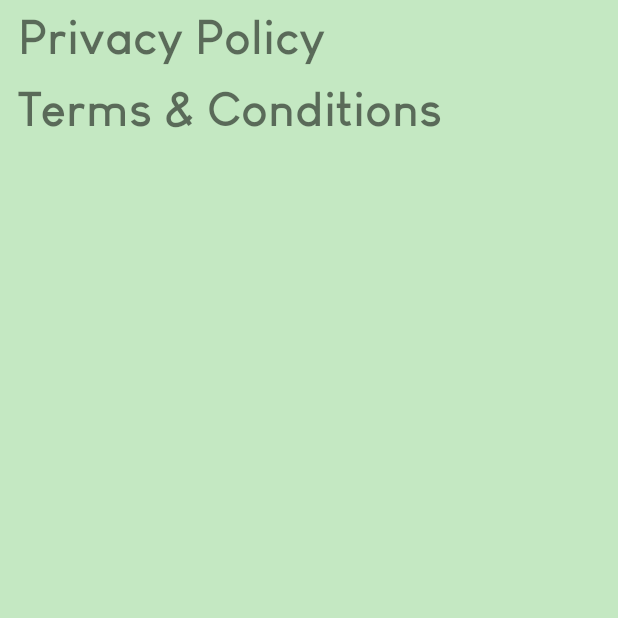
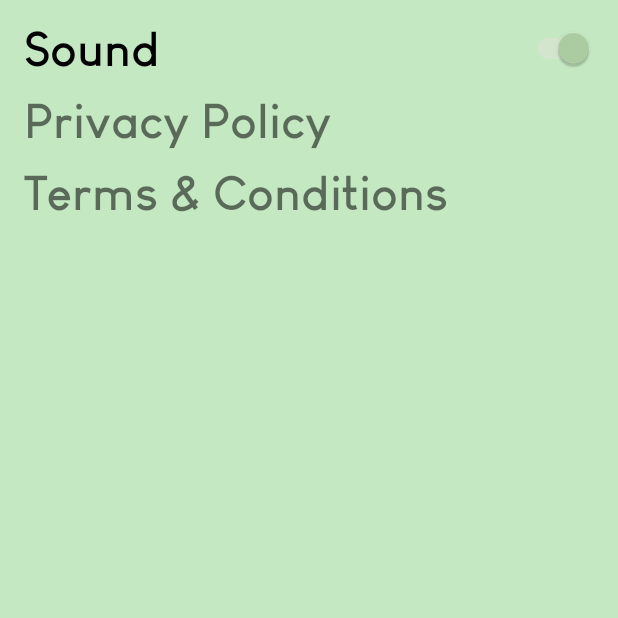
Before and after one commit to EduardDumitrescul/Focus, an Android app: the screen it shows after launch (SettingsActivity), after a tap on "settings button", on a phone screen of 412 x 824 dp, the top half of it. Run offline under Robolectric (Android 15) with nearby library versions, the phone set to English and light mode, and no system bars; our stand-ins replace Dagger/Hilt's generated code, data binding; 2 statements that could not run were skipped.

Commit message:
added sound switch merged modules

```diff
--- a/app/src/main/java/com/example/focustycoon/SoundService.kt
+++ b/app/src/main/java/com/example/focustycoon/SoundService.kt
@@ -2,11 +2,11 @@ package com.example.focustycoon
 
 import android.content.Context
 import android.media.MediaPlayer
+import com.example.focustycoon.settings.GlobalSettings
 import javax.inject.Inject
 
-class SoundService @Inject constructor(private val context: Context){
+class SoundService @Inject constructor(private val context: Context, private val globalSettings: GlobalSettings){
     private var mediaPlayer: MediaPlayer? = null
-
     private var activityRunning: Boolean = true
 
     fun setActivityStopped() {
@@ -18,7 +18,7 @@ class SoundService @Inject constructor(private val context: Context){
     }
 
     fun playTimerTick1() {
-        if(!activityRunning) {
+        if(!activityRunning || !globalSettings.soundEnabled) {
              return
         }
         mediaPlayer = MediaPlayer.create(context, R.raw.beep1)
@@ -26,7 +26,7 @@ class SoundService @Inject constructor(private val context: Context){
     }
 
     fun playTimerTick2() {
-        if(!activityRunning) {
+        if(!activityRunning || !globalSettings.soundEnabled) {
             return
         }
         mediaPlayer = MediaPlayer.create(context, R.raw.beep2)
@@ -34,7 +34,7 @@ class SoundService @Inject constructor(private val context: Context){
     }
 
     fun playSuccessSound() {
-        if(!activityRunning) {
+        if(!activityRunning || !globalSettings.soundEnabled) {
             return
         }
         mediaPlayer = MediaPlayer.create(context, R.raw.finish_success)
--- a/app/src/main/java/com/example/focustycoon/dagger/AppComponent.kt
+++ b/app/src/main/java/com/example/focustycoon/dagger/AppComponent.kt
@@ -4,12 +4,13 @@ import android.app.Application
 import com.example.focustycoon.focus.FocusFragment
 import com.example.focustycoon.MainActivity
 import com.example.focustycoon.focus.upgrade.UpgradeDialogFragment
+import com.example.focustycoon.settings.SettingsActivity
 import dagger.BindsInstance
 import dagger.Component
 import javax.inject.Singleton
 
 @Singleton
-@Component(modules = [AppModule::class, StorageModule::class])
+@Component(modules = [AppModule::class])
 interface AppComponent {
     @Component.Factory
     interface Factory {
@@ -18,4 +19,5 @@ interface AppComponent {
     fun inject(activity: MainActivity)
     fun inject(fragment: FocusFragment)
     fun inject(dialogFragment: UpgradeDialogFragment)
+    fun inject(activity: SettingsActivity)
 }
--- a/app/src/main/java/com/example/focustycoon/dagger/AppModule.kt
+++ b/app/src/main/java/com/example/focustycoon/dagger/AppModule.kt
@@ -5,6 +5,8 @@ import android.content.Context
 import android.content.SharedPreferences
 import com.example.focustycoon.SoundService
 import com.example.focustycoon.notification.AlarmManagerUtil
+import com.example.focustycoon.settings.GlobalSettings
+import com.example.focustycoon.storage.UserDataSource
 import dagger.Module
 import dagger.Provides
 import javax.inject.Singleton
@@ -16,10 +18,22 @@ class AppModule {
         return application.applicationContext.getSharedPreferences("app_data", Context.MODE_PRIVATE)
     }
 
+    private var globalSettings: GlobalSettings? = null
+
     @Provides
     @Singleton
-    fun provideSoundService(application: Application): SoundService {
-        return SoundService(application.applicationContext)
+    fun provideGlobalSetting(sharedPreferences: SharedPreferences): GlobalSettings {
+        if(globalSettings == null)
+            globalSettings = GlobalSettings(sharedPreferences)
+        return globalSettings!!
+    }
+
+    @Provides
+    @Singleton
+    fun provideSoundService(application: Application, sharedPreferences: SharedPreferences): SoundService {
+        if(globalSettings == null)
+            globalSettings = GlobalSettings(sharedPreferences)
+        return SoundService(application.applicationContext, globalSettings!!)
     }
 
     @Provides
@@ -27,4 +41,10 @@ class AppModule {
     fun provideAlarmManagerUtil(application: Application): AlarmManagerUtil {
         return AlarmManagerUtil(application.applicationContext)
     }
+
+    @Provides
+    @Singleton
+    fun provideUserDataSource(sharedPreferences: SharedPreferences): UserDataSource {
+        return UserDataSource(sharedPreferences)
+    }
 }
--- a/app/src/main/java/com/example/focustycoon/dagger/StorageModule.kt
+++ b/app/src/main/java/com/example/focustycoon/dagger/StorageModule.kt
@@ -1,6 +1,7 @@
 package com.example.focustycoon.dagger
 
 import android.content.SharedPreferences
+import com.example.focustycoon.settings.GlobalSettings
 import com.example.focustycoon.storage.UserDataSource
 import dagger.Module
 import dagger.Provides
@@ -13,4 +14,10 @@ class StorageModule {
     fun provideUserDataSource(sharedPreferences: SharedPreferences): UserDataSource {
         return UserDataSource(sharedPreferences)
     }
+
+    @Provides
+    @Singleton
+    fun provideGlobalSetting(sharedPreferences: SharedPreferences): GlobalSettings {
+        return GlobalSettings(sharedPreferences)
+    }
 }
--- /dev/null
+++ b/app/src/main/java/com/example/focustycoon/settings/GlobalSettings.kt
@@ -0,0 +1,17 @@
+package com.example.focustycoon.settings
+
+import android.content.SharedPreferences
+import androidx.core.content.edit
+import javax.inject.Inject
+
+private const val SOUND_ENABLED_KEY = "sound_enabled"
+
+class GlobalSettings @Inject constructor(private val sharedPreferences: SharedPreferences) {
+    var soundEnabled: Boolean = sharedPreferences.getBoolean(SOUND_ENABLED_KEY, true)
+    set(value) {
+        field = value
+        sharedPreferences.edit {
+            putBoolean(SOUND_ENABLED_KEY, soundEnabled)
+        }
+    }
+}
--- a/app/src/main/java/com/example/focustycoon/settings/SettingsActivity.kt
+++ b/app/src/main/java/com/example/focustycoon/settings/SettingsActivity.kt
@@ -11,19 +11,28 @@ import android.view.LayoutInflater
 import android.view.View
 import androidx.appcompat.app.AppCompatActivity
 import androidx.databinding.DataBindingUtil
+import com.example.focustycoon.MainApplication
 import com.example.focustycoon.R
 import com.example.focustycoon.databinding.ActivitySettingsBinding
+import javax.inject.Inject
 
 
 class SettingsActivity: AppCompatActivity() {
     lateinit var binding: ActivitySettingsBinding
 
+    @Inject lateinit var globalSettings: GlobalSettings
+
+
     override fun onCreate(savedInstanceState: Bundle?) {
         super.onCreate(savedInstanceState)
+        (application as MainApplication).appComponent.inject(this)
         binding = DataBindingUtil.setContentView(this, R.layout.activity_settings)
         binding.activity = this
+        binding.soundSwitch.isChecked = globalSettings.soundEnabled
+        binding.soundSwitch.setOnCheckedChangeListener { buttonView, isChecked ->
+            globalSettings.soundEnabled = isChecked
+        }
     }
-
 
     fun openPrivacyPolicy() {
         val browserIntent = Intent(Intent.ACTION_VIEW)
--- a/app/src/main/res/layout/activity_settings.xml
+++ b/app/src/main/res/layout/activity_settings.xml
@@ -1,22 +1,32 @@
 <?xml version="1.0" encoding="utf-8"?>
-<layout>
+<layout xmlns:android="http://schemas.android.com/apk/res/android">
     <data>
         <variable
             name="activity"
             type="com.example.focustycoon.settings.SettingsActivity" />
     </data>
 
-    <LinearLayout xmlns:android="http://schemas.android.com/apk/res/android"
+    <LinearLayout
         android:layout_width="match_parent"
         android:layout_height="match_parent"
-        android:orientation="vertical">
+        android:orientation="vertical"
+        android:layout_marginHorizontal="16sp"
+        android:layout_marginVertical="8dp">
+
+        <com.google.android.material.switchmaterial.SwitchMaterial
+            android:id="@+id/sound_switch"
+            android:layout_height="wrap_content"
+            android:layout_width="match_parent"
+            android:text="Sound"
+            android:enabled="true"
+            android:textSize="32sp"/>
+
 
         <TextView
             android:layout_width="wrap_content"
             android:layout_height="wrap_content"
             android:text="@string/privacy_policy"
             android:textSize="32sp"
-            android:paddingHorizontal="12dp"
             android:paddingVertical="4dp"
             android:onClick="@{() -> activity.openPrivacyPolicy()}"/>
 
@@ -25,7 +35,6 @@
             android:layout_height="wrap_content"
             android:text="@string/terms_and_conditions"
             android:textSize="32sp"
-            android:paddingHorizontal="12dp"
             android:paddingVertical="4dp"
             android:onClick="@{() -> activity.openTermsAndConditions()}"/>
     </LinearLayout>
```
